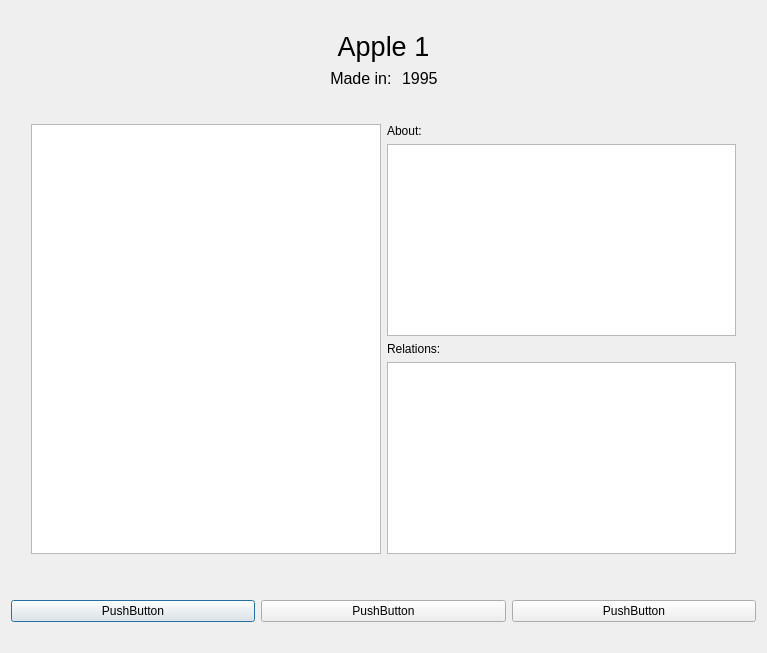
First picture: the form in computerwindow.ui, repository athenabjorg/sacr, before the edit.
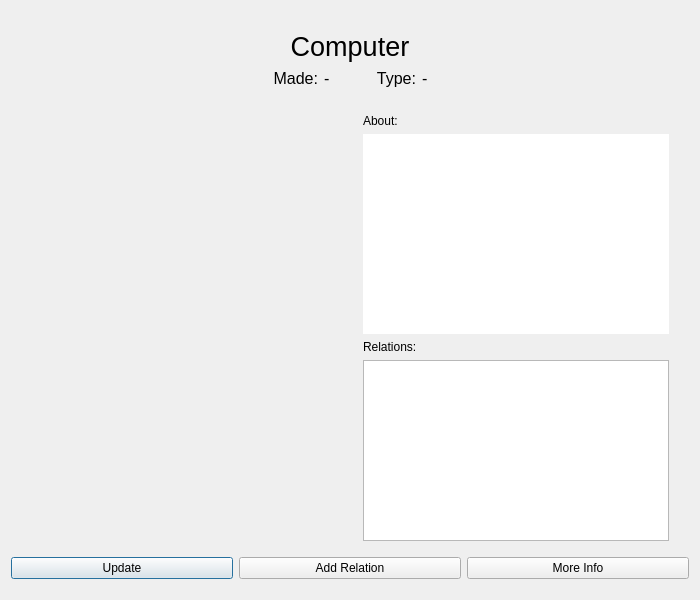
Second picture: the form after the edit. Icons and pictures are not drawn.

Commit message: computerwindow mostly functional

What changed in the file:
```diff
--- a/computerwindow.ui
+++ b/computerwindow.ui
@@ -6,10 +6,16 @@
    <rect>
     <x>0</x>
     <y>0</y>
-    <width>767</width>
-    <height>653</height>
+    <width>700</width>
+    <height>600</height>
    </rect>
   </property>
+  <property name="sizePolicy">
+   <sizepolicy hsizetype="Preferred" vsizetype="Preferred">
+    <horstretch>0</horstretch>
+    <verstretch>0</verstretch>
+   </sizepolicy>
+  </property>
   <property name="windowTitle">
    <string>Dialog</string>
   </property>
@@ -43,7 +49,7 @@
         <enum>Qt::LeftToRight</enum>
        </property>
        <property name="text">
-        <string>Apple 1</string>
+        <string>Computer</string>
        </property>
        <property name="alignment">
         <set>Qt::AlignCenter</set>
@@ -78,7 +84,7 @@
         </font>
        </property>
        <property name="text">
-        <string>Made in: </string>
+        <string>Made:</string>
        </property>
        <property name="alignment">
         <set>Qt::AlignRight|Qt::AlignTrailing|Qt::AlignVCenter</set>
@@ -93,12 +99,55 @@
         </font>
        </property>
        <property name="text">
-        <string>1995</string>
+        <string>-</string>
        </property>
       </widget>
      </item>
      <item>
-      <spacer name="horizontalSpacer_10">
+      <spacer name="horizontalSpacer">
+       <property name="orientation">
+        <enum>Qt::Horizontal</enum>
+       </property>
+       <property name="sizeType">
+        <enum>QSizePolicy::Fixed</enum>
+       </property>
+       <property name="sizeHint" stdset="0">
+        <size>
+         <width>40</width>
+         <height>20</height>
+        </size>
+       </property>
+      </spacer>
+     </item>
+     <item>
+      <widget class="QLabel" name="born">
+       <property name="font">
+        <font>
+         <pointsize>12</pointsize>
+        </font>
+       </property>
+       <property name="text">
+        <string>Type:</string>
+       </property>
+       <property name="alignment">
+        <set>Qt::AlignRight|Qt::AlignTrailing|Qt::AlignVCenter</set>
+       </property>
+      </widget>
+     </item>
+     <item>
+      <widget class="QLabel" name="inputType">
+       <property name="font">
+        <font>
+         <pointsize>12</pointsize>
+        </font>
+       </property>
+       <property name="text">
+        <string>-</string>
+       </property>
+      </widget>
+     </item>
+     <item>
+      <spacer name="horizontalSpacer_5">
        <property name="orientation">
         <enum>Qt::Horizontal</enum>
        </property>
@@ -116,14 +165,17 @@
     </layout>
    </item>
    <item>
-    <spacer name="verticalSpacer_4">
+    <spacer name="verticalSpacer_2">
      <property name="orientation">
       <enum>Qt::Vertical</enum>
      </property>
+     <property name="sizeType">
+      <enum>QSizePolicy::Fixed</enum>
+     </property>
      <property name="sizeHint" stdset="0">
       <size>
        <width>20</width>
-       <height>7</height>
+       <height>20</height>
       </size>
      </property>
     </spacer>
@@ -131,12 +183,12 @@
    <item>
     <layout class="QHBoxLayout" name="horizontalLayout_5">
      <item>
-      <spacer name="horizontalSpacer_6">
+      <spacer name="horizontalSpacer_2">
        <property name="orientation">
         <enum>Qt::Horizontal</enum>
        </property>
        <property name="sizeType">
-        <enum>QSizePolicy::Fixed</enum>
+        <enum>QSizePolicy::Preferred</enum>
        </property>
        <property name="sizeHint" stdset="0">
         <size>
@@ -147,51 +199,109 @@
       </spacer>
      </item>
      <item>
-      <widget class="QTextBrowser" name="textBrowser_3">
-       <property name="enabled">
-        <bool>true</bool>
-       </property>
+      <widget class="QLabel" name="inputPicture">
        <property name="sizePolicy">
         <sizepolicy hsizetype="MinimumExpanding" vsizetype="MinimumExpanding">
          <horstretch>0</horstretch>
          <verstretch>0</verstretch>
         </sizepolicy>
        </property>
+       <property name="minimumSize">
+        <size>
+         <width>0</width>
+         <height>0</height>
+        </size>
+       </property>
+       <property name="maximumSize">
+        <size>
+         <width>400</width>
+         <height>16777215</height>
+        </size>
+       </property>
+       <property name="text">
+        <string/>
+       </property>
+       <property name="pixmap">
+        <pixmap/>
+       </property>
       </widget>
      </item>
      <item>
-      <layout class="QVBoxLayout" name="verticalLayout_3">
+      <spacer name="horizontalSpacer_6">
+       <property name="orientation">
+        <enum>Qt::Horizontal</enum>
+       </property>
+       <property name="sizeType">
+        <enum>QSizePolicy::Fixed</enum>
+       </property>
+       <property name="sizeHint" stdset="0">
+        <size>
+         <width>20</width>
+         <height>20</height>
+        </size>
+       </property>
+      </spacer>
+     </item>
+     <item>
+      <layout class="QVBoxLayout" name="verticalLayout_2">
        <item>
-        <widget class="QLabel" name="label_8">
+        <widget class="QLabel" name="about">
          <property name="text">
           <string>About:</string>
          </property>
         </widget>
        </item>
        <item>
-        <widget class="QTextBrowser" name="textBrowser_4">
+        <widget class="QTextBrowser" name="inputAbout">
          <property name="sizePolicy">
-          <sizepolicy hsizetype="MinimumExpanding" vsizetype="MinimumExpanding">
+          <sizepolicy hsizetype="Expanding" vsizetype="Expanding">
            <horstretch>0</horstretch>
            <verstretch>0</verstretch>
           </sizepolicy>
          </property>
+         <property name="minimumSize">
+          <size>
+           <width>250</width>
+           <height>200</height>
+          </size>
+         </property>
+         <property name="font">
+          <font>
+           <pointsize>10</pointsize>
+          </font>
+         </property>
+         <property name="focusPolicy">
+          <enum>Qt::StrongFocus</enum>
+         </property>
+         <property name="autoFillBackground">
+          <bool>false</bool>
+         </property>
+         <property name="frameShape">
+          <enum>QFrame::NoFrame</enum>
+         </property>
+         <property name="html">
+          <string>&lt;!DOCTYPE HTML PUBLIC &quot;-//W3C//DTD HTML 4.0//EN&quot; &quot;http://www.w3.org/TR/REC-html40/strict.dtd&quot;&gt;
+&lt;html&gt;&lt;head&gt;&lt;meta name=&quot;qrichtext&quot; content=&quot;1&quot; /&gt;&lt;style type=&quot;text/css&quot;&gt;
+p, li { white-space: pre-wrap; }
+&lt;/style&gt;&lt;/head&gt;&lt;body style=&quot; font-family:'MS Shell Dlg 2'; font-size:10pt; font-weight:400; font-style:normal;&quot;&gt;
+&lt;p align=&quot;center&quot; style=&quot;-qt-paragraph-type:empty; margin-top:0px; margin-bottom:0px; margin-left:0px; margin-right:0px; -qt-block-indent:0; text-indent:0px;&quot;&gt;&lt;br /&gt;&lt;/p&gt;&lt;/body&gt;&lt;/html&gt;</string>
+         </property>
          <property name="openExternalLinks">
           <bool>true</bool>
          </property>
         </widget>
        </item>
        <item>
-        <widget class="QLabel" name="label_9">
+        <widget class="QLabel" name="relations">
          <property name="text">
           <string>Relations:</string>
          </property>
         </widget>
        </item>
        <item>
-        <widget class="QListWidget" name="listWidget_2">
+        <widget class="QTableWidget" name="inputRelations">
          <property name="sizePolicy">
-          <sizepolicy hsizetype="MinimumExpanding" vsizetype="Minimum">
+          <sizepolicy hsizetype="Expanding" vsizetype="Expanding">
            <horstretch>0</horstretch>
            <verstretch>0</verstretch>
           </sizepolicy>
@@ -218,56 +328,59 @@
      </item>
     </layout>
    </item>
+   <item>
+    <spacer name="verticalSpacer_4">
+     <property name="orientation">
+      <enum>Qt::Vertical</enum>
+     </property>
+     <property name="sizeType">
+      <enum>QSizePolicy::Fixed</enum>
+     </property>
+     <property name="sizeHint" stdset="0">
+      <size>
+       <width>20</width>
+       <height>10</height>
+      </size>
+     </property>
+    </spacer>
+   </item>
+   <item>
+    <layout class="QHBoxLayout" name="horizontalLayout">
+     <item>
+      <widget class="QPushButton" name="buttonUpdate_2">
+       <property name="text">
+        <string>Update</string>
+       </property>
+      </widget>
+     </item>
+     <item>
+      <widget class="QPushButton" name="buttonAddRelation">
+       <property name="text">
+        <string>Add Relation</string>
+       </property>
+      </widget>
+     </item>
+     <item>
+      <widget class="QPushButton" name="buttonInfo">
+       <property name="text">
+        <string>More Info</string>
+       </property>
+      </widget>
+     </item>
+    </layout>
+   </item>
    <item>
     <spacer name="verticalSpacer_3">
      <property name="orientation">
       <enum>Qt::Vertical</enum>
      </property>
-     <property name="sizeHint" stdset="0">
-      <size>
-       <width>20</width>
-       <height>40</height>
-      </size>
-     </property>
-    </spacer>
-   </item>
-   <item>
-    <layout class="QHBoxLayout" name="horizontalLayout_7">
-     <item>
-      <widget class="QPushButton" name="pushButton_4">
-       <property name="text">
-        <string>PushButton</string>
-       </property>
-      </widget>
-     </item>
-     <item>
-      <widget class="QPushButton" name="pushButton_5">
-       <property name="text">
-        <string>PushButton</string>
-       </property>
-      </widget>
-     </item>
-     <item>
-      <widget class="QPushButton" name="pushButton_6">
-       <property name="text">
-        <string>PushButton</string>
-       </property>
-      </widget>
-     </item>
-    </layout>
-   </item>
-   <item>
-    <spacer name="verticalSpacer_2">
-     <property name="orientation">
-      <enum>Qt::Vertical</enum>
-     </property>
      <property name="sizeType">
       <enum>QSizePolicy::Fixed</enum>
      </property>
      <property name="sizeHint" stdset="0">
       <size>
        <width>20</width>
-       <height>20</height>
+       <height>10</height>
       </size>
      </property>
     </spacer>
```
Left out of the diff: 16 changed lines with no effect on the pictures. The commit also changes 15 other files.
